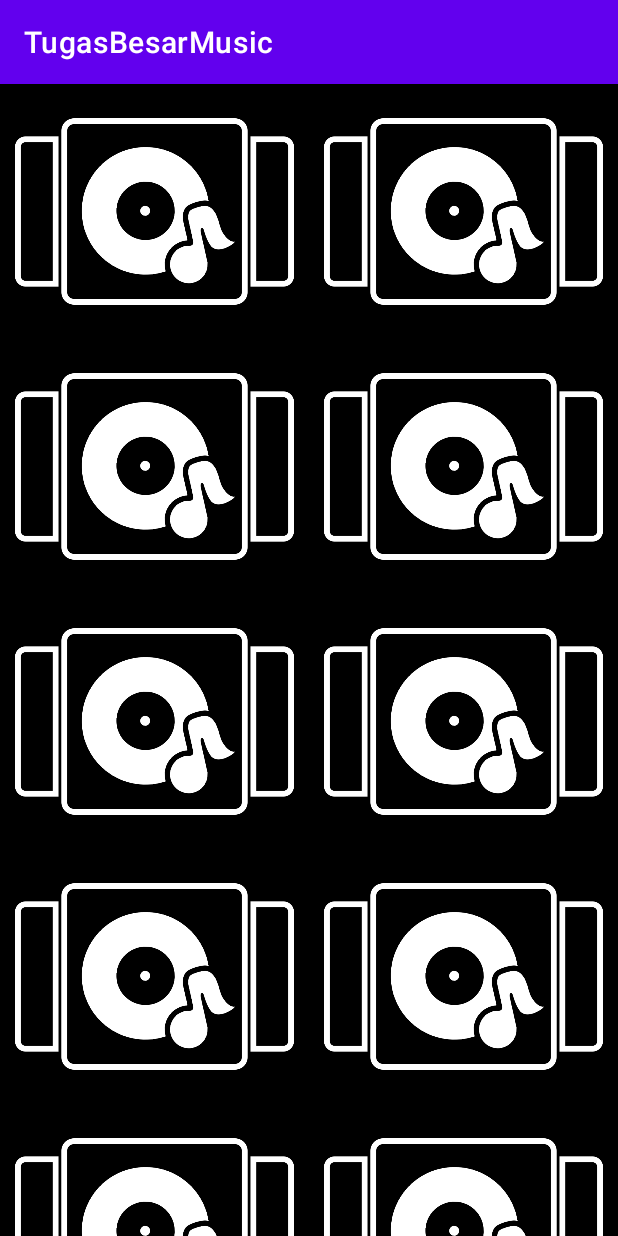
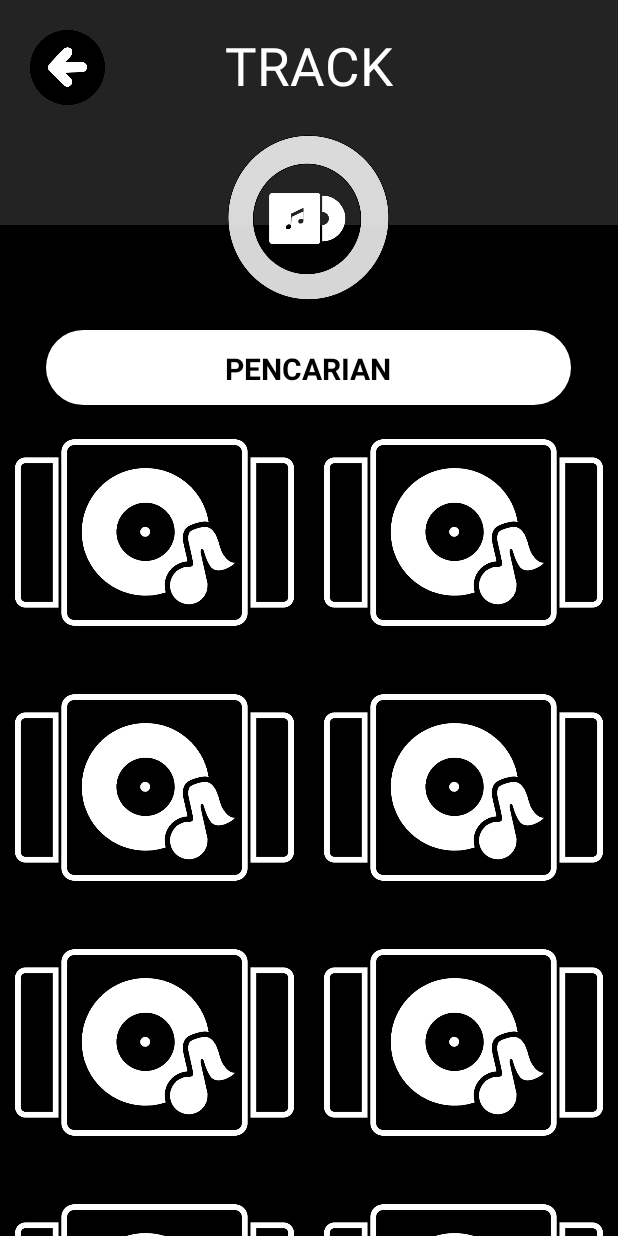
Before and after one commit to MirzaSNR/CekTugasBesarMusic, an Android app: the TrackList screen opened directly, with no data from a screen before it, on a phone screen of 412 x 824 dp. Run offline under Robolectric (Android 15) with nearby library versions, the phone set to English and light mode, and no system bars.

Commit message:
Menambahkan bagian atas tracklist, menambah fungsi button back tracklist. Menghilangkan action BAR.

```diff
--- a/app/src/main/AndroidManifest.xml
+++ b/app/src/main/AndroidManifest.xml
@@ -11,7 +11,7 @@
         android:label="@string/app_name"
         android:roundIcon="@mipmap/ic_launcher_round"
         android:supportsRtl="true"
-        android:theme="@style/Theme.TugasBesarMusic"
+        android:theme="@style/AppTheme.NoActionBar"
         tools:targetApi="31">
         <activity
             android:name=".MainActivity"
--- a/app/src/main/java/com/example/tugasbesarmusic/TrackList.kt
+++ b/app/src/main/java/com/example/tugasbesarmusic/TrackList.kt
@@ -1,14 +1,17 @@
 package com.example.tugasbesarmusic
 
+import android.content.Intent
 import android.media.Image
 import androidx.appcompat.app.AppCompatActivity
 import android.os.Bundle
 import android.util.Log
+import android.view.View
 import android.widget.ImageView
 import android.widget.Toast
 import androidx.recyclerview.widget.GridLayoutManager
 import androidx.recyclerview.widget.LinearLayoutManager
 import androidx.recyclerview.widget.RecyclerView
+import kotlinx.android.synthetic.main.activity_tracklist.*
 
 class TrackList : AppCompatActivity() {
     override fun onCreate(savedInstanceState: Bundle?) {
@@ -16,7 +19,19 @@ class TrackList : AppCompatActivity() {
         setContentView(R.layout.activity_tracklist)
 
         imageAdapter()
-
+        back_tracklist()
+    }
+    private fun back_tracklist(){
+        tombolback_tracklist.setOnClickListener(
+            View.OnClickListener {
+                /*val i = Intent(
+                   this,
+                   halaman2::class.java)
+                startActivity(i)
+                BACK dicomment karena belum ada file
+                xml yang menuju ke halaman tsb belum di push oleh rekan sekelompok */
+            }
+        )
     }
 
     private fun imageAdapter(){
--- a/app/src/main/res/layout/activity_tracklist.xml
+++ b/app/src/main/res/layout/activity_tracklist.xml
@@ -1,10 +1,80 @@
 <?xml version="1.0" encoding="utf-8"?>
-<androidx.constraintlayout.widget.ConstraintLayout
+<LinearLayout
     xmlns:android="http://schemas.android.com/apk/res/android"
     xmlns:app="http://schemas.android.com/apk/res-auto"
     xmlns:tools="http://schemas.android.com/tools"
+    android:background="@color/black"
     android:layout_width="match_parent"
-    android:layout_height="match_parent">
+    android:layout_height="match_parent"
+    tools:context=".TrackList"
+    android:orientation="vertical">
+    <RelativeLayout
+        android:layout_width="match_parent"
+        android:layout_height="wrap_content"
+        android:background="@color/black">
+        <RelativeLayout
+            android:layout_width="match_parent"
+            android:layout_height="150dp"
+            android:background="#232323"
+            android:padding="20dp"
+            >
+            <ImageView
+                android:id="@+id/tombolback_tracklist"
+                android:layout_width="50dp"
+                android:layout_height="50dp"
+                android:src="@drawable/back"/>
+
+            <TextView
+                android:layout_width="wrap_content"
+                android:layout_height="wrap_content"
+                android:text="TRACK"
+                android:layout_centerHorizontal="true"
+                android:textColor="@color/white"
+                android:textSize="35dp"
+                />
+        </RelativeLayout>
+
+        <ImageView
+            android:layout_width="110dp"
+            android:layout_height="110dp"
+            android:layout_centerHorizontal="true"
+            android:layout_marginTop="90dp"
+            android:src="@drawable/logo_music"/>
+        <ImageView
+            android:id="@+id/btnsearch_tracklist"
+            android:layout_width="350dp"
+            android:layout_height="50dp"
+            android:layout_centerHorizontal="true"
+            android:layout_marginTop="220dp"
+            android:background="@drawable/round_button"
+            />
+
+        <TextView
+            android:id="@+id/btnsearchtext_tracklist"
+            android:layout_width="wrap_content"
+            android:layout_height="wrap_content"
+            android:layout_alignLeft="@+id/btnsearch_tracklist"
+            android:layout_alignTop="@+id/btnsearch_tracklist"
+            android:layout_alignRight="@+id/btnsearch_tracklist"
+            android:layout_alignBottom="@+id/btnsearch_tracklist"
+            android:layout_marginStart="1dp"
+            android:layout_marginLeft="2dp"
+            android:layout_marginTop="2dp"
+            android:layout_marginEnd="1dp"
+            android:layout_marginRight="0dp"
+            android:layout_marginBottom="0dp"
+            android:gravity="center"
+            android:text="PENCARIAN"
+            android:textColor="@color/black"
+            android:textSize="20dp"
+            android:textStyle="bold" />
+    </RelativeLayout>
+    <androidx.constraintlayout.widget.ConstraintLayout
+        xmlns:android="http://schemas.android.com/apk/res/android"
+        xmlns:app="http://schemas.android.com/apk/res-auto"
+        xmlns:tools="http://schemas.android.com/tools"
+        android:layout_width="match_parent"
+        android:layout_height="match_parent">
 
     <androidx.recyclerview.widget.RecyclerView
         android:id="@+id/recyclerView"
@@ -20,4 +90,5 @@
         app:layout_constraintBottom_toBottomOf="parent">
     </androidx.recyclerview.widget.RecyclerView>
 
-</androidx.constraintlayout.widget.ConstraintLayout>
+    </androidx.constraintlayout.widget.ConstraintLayout>
+</LinearLayout>
```
